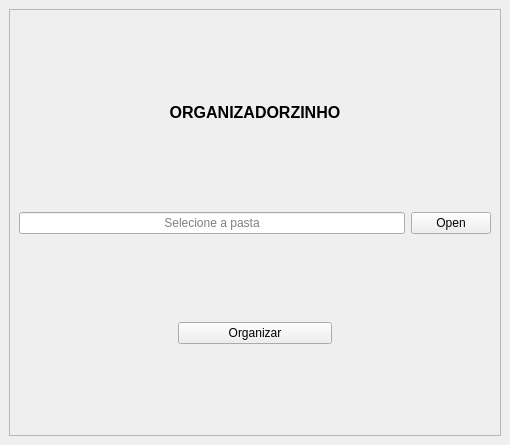
Above: ui_organizer.ui from lemostrash/Organizadorzinho before the change. Below: the same form after it.
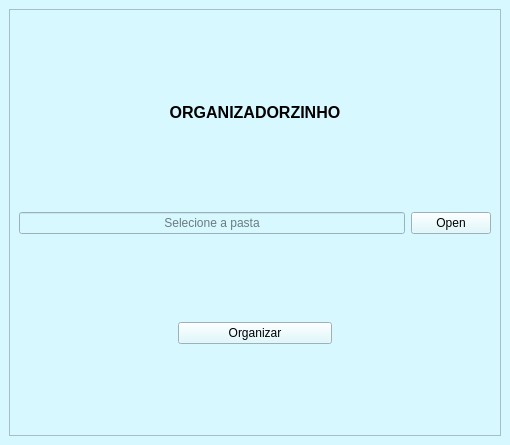
That is the form after the change. Icons and pictures are not drawn.

Diff of the .ui file:
```diff
--- a/ui_organizer.ui
+++ b/ui_organizer.ui
@@ -13,6 +13,9 @@
   <property name="windowTitle">
    <string>MainWindow</string>
   </property>
+  <property name="styleSheet">
+   <string notr="true">background-color: rgb(215, 248, 255);</string>
+  </property>
   <widget class="QWidget" name="centralwidget">
    <layout class="QVBoxLayout" name="verticalLayout_2">
     <item>
@@ -27,7 +30,7 @@
        <item>
         <widget class="QLabel" name="label">
          <property name="text">
-          <string>&lt;html&gt;&lt;head/&gt;&lt;body&gt;&lt;p align=&quot;center&quot;&gt;&lt;span style=&quot; font-size:12pt; font-weight:600; color:#000000;&quot;&gt;ORGANIZADORZINHO&lt;/span&gt;&lt;/p&gt;&lt;/body&gt;&lt;/html&gt;</string>
+          <string>&lt;html&gt;&lt;head/&gt;&lt;body&gt;&lt;p align=&quot;center&quot;&gt;&lt;img src=&quot;_imgs/icone2.png&quot;/&gt;&lt;/p&gt;&lt;p align=&quot;center&quot;&gt;&lt;span style=&quot; font-size:12pt; font-weight:600; color:#000000;&quot;&gt;ORGANIZADORZINHO&lt;/span&gt;&lt;/p&gt;&lt;/body&gt;&lt;/html&gt;</string>
          </property>
         </widget>
        </item>
```
